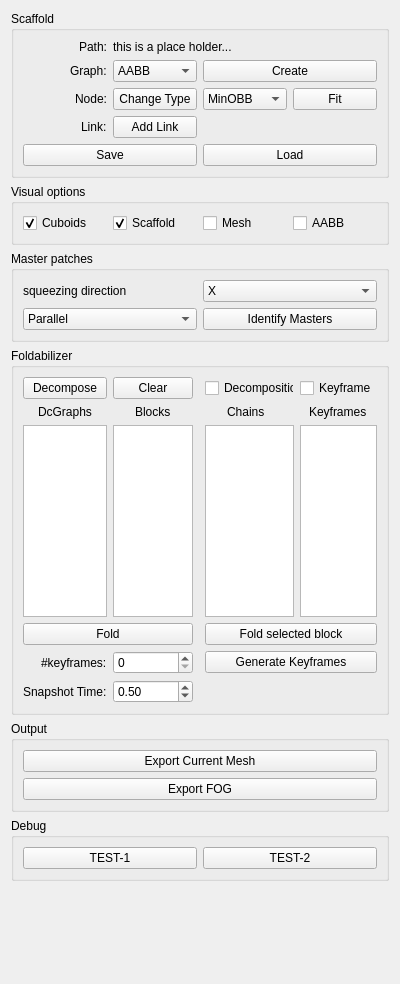
Above: FoldPlugin/FdWidget.ui from letienhung/fold-hcc before the change. Below: the same form after it.
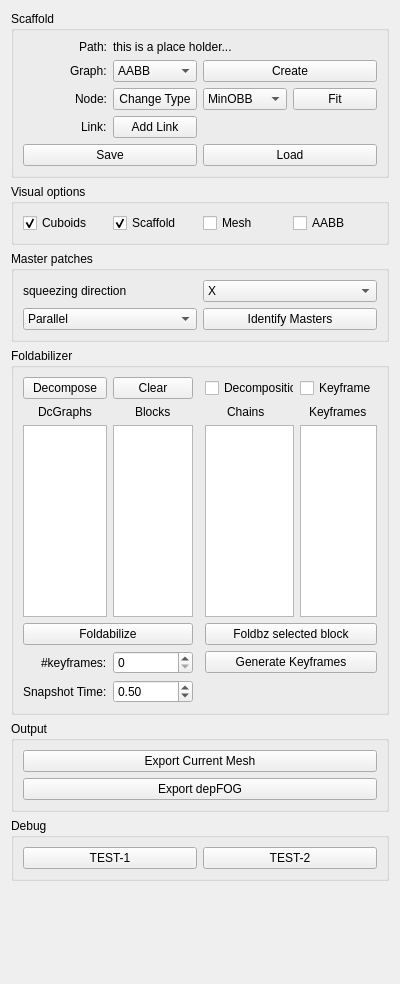
That is the form after the change.

Commit message: found solution for blocks: T blocks only.

Patch:
```diff
--- a/FoldPlugin/FdWidget.ui
+++ b/FoldPlugin/FdWidget.ui
@@ -248,14 +248,14 @@
       <item row="7" column="0" colspan="2">
        <widget class="QPushButton" name="fold">
         <property name="text">
-         <string>Fold</string>
+         <string>Foldabilize</string>
         </property>
        </widget>
       </item>
       <item row="7" column="3" colspan="2">
        <widget class="QPushButton" name="foldBlock">
         <property name="text">
-         <string>Fold selected block</string>
+         <string>Foldbz selected block</string>
         </property>
        </widget>
       </item>
@@ -404,7 +404,7 @@
       <item row="1" column="0">
        <widget class="QPushButton" name="exportFOG">
         <property name="text">
-         <string>Export FOG</string>
+         <string>Export depFOG</string>
         </property>
        </widget>
       </item>
```
Left out of the diff: 4 changed lines with no effect on the pictures. The commit also changes 20 other files.
